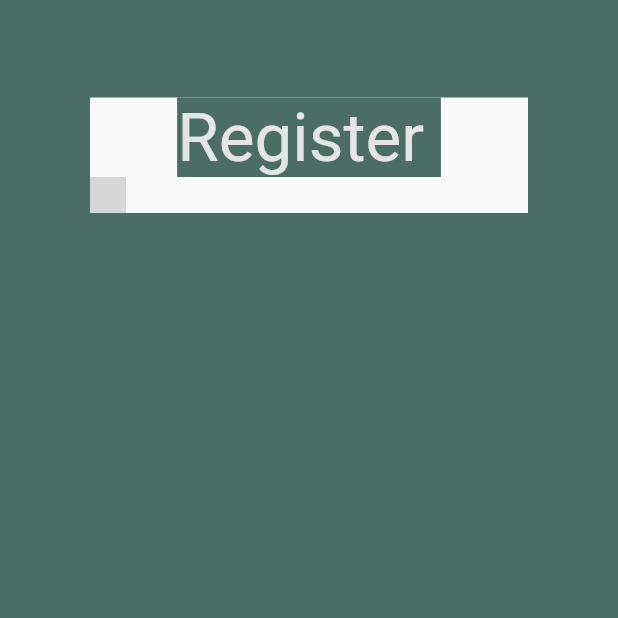
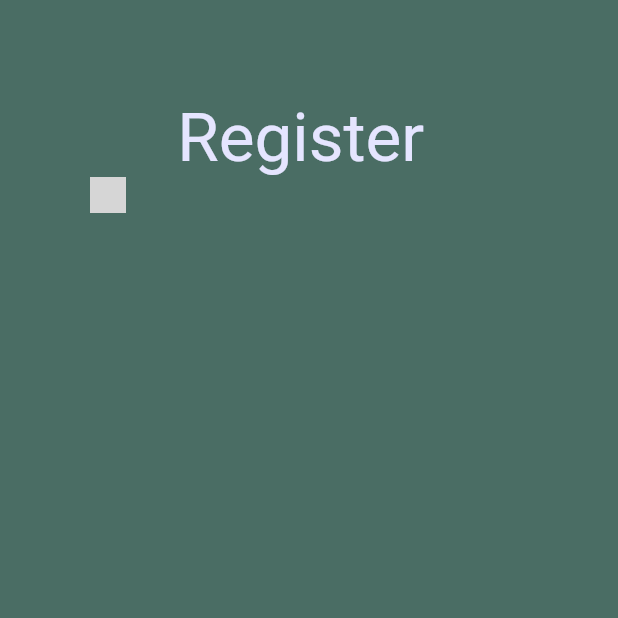
Before and after one commit to sona-dot/lep, a Flutter app: the screen it shows after launch, on a phone screen of 412 x 824 dp, the top half of it. Run offline on Flutter 3.47's test engine with Material 2 defaults, Android fonts, the phone set to English and light mode, and no system bars; Roboto replaces fonts that are missing (Montserrat); grey boxes are pictures that could not be loaded.

Commit message:
changed background color for registration text

```diff
--- a/lib/screens/registerScreen.dart
+++ b/lib/screens/registerScreen.dart
@@ -13,13 +13,14 @@ class RegisterScreen extends StatelessWidget {
         child: Column(
         children: <Widget>[
           Material (
+            color: Color(0x004A6D64),
             child: Column(
               children: <Widget>[
                 Container(
-                color:Color(0xff4A6D64),
+                color:Color(0x004A6D64),
                 child:Text("Register ",
                 style: const TextStyle(
-                    color:  const Color(0xffe5e5e5),
+                    color:  const Color(0xffe5e5ff),
                     fontWeight: FontWeight.w400,
                     fontFamily: "Montserrat",
                     fontStyle:  FontStyle.normal,
```
